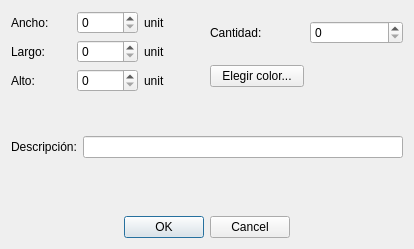
amsantosr/ContainerApp, file dialogaddgroup.ui: the form before one commit.
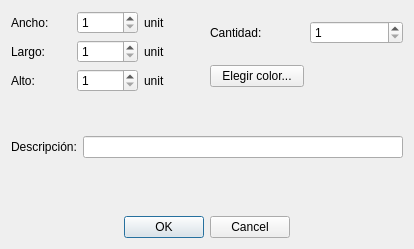
The form after the commit.

Commit message: Cambia el título de la ventana a Modificar grupo

```diff
--- a/dialogaddgroup.ui
+++ b/dialogaddgroup.ui
@@ -91,6 +91,9 @@
      </item>
      <item>
       <widget class="QSpinBox" name="spinBoxQuantity">
+       <property name="minimum">
+        <number>1</number>
+       </property>
        <property name="maximum">
         <number>9999</number>
        </property>
@@ -119,6 +122,9 @@
      </item>
      <item row="1" column="1">
       <widget class="QSpinBox" name="spinBoxLengthY">
+       <property name="minimum">
+        <number>1</number>
+       </property>
        <property name="maximum">
         <number>9999</number>
        </property>
@@ -133,6 +139,9 @@
      </item>
      <item row="0" column="1">
       <widget class="QSpinBox" name="spinBoxLengthX">
+       <property name="minimum">
+        <number>1</number>
+       </property>
        <property name="maximum">
         <number>9999</number>
        </property>
@@ -147,6 +156,9 @@
      </item>
      <item row="2" column="1">
       <widget class="QSpinBox" name="spinBoxLengthZ">
+       <property name="minimum">
+        <number>1</number>
+       </property>
        <property name="maximum">
         <number>9999</number>
        </property>
```
The commit also changes 1 other file.
